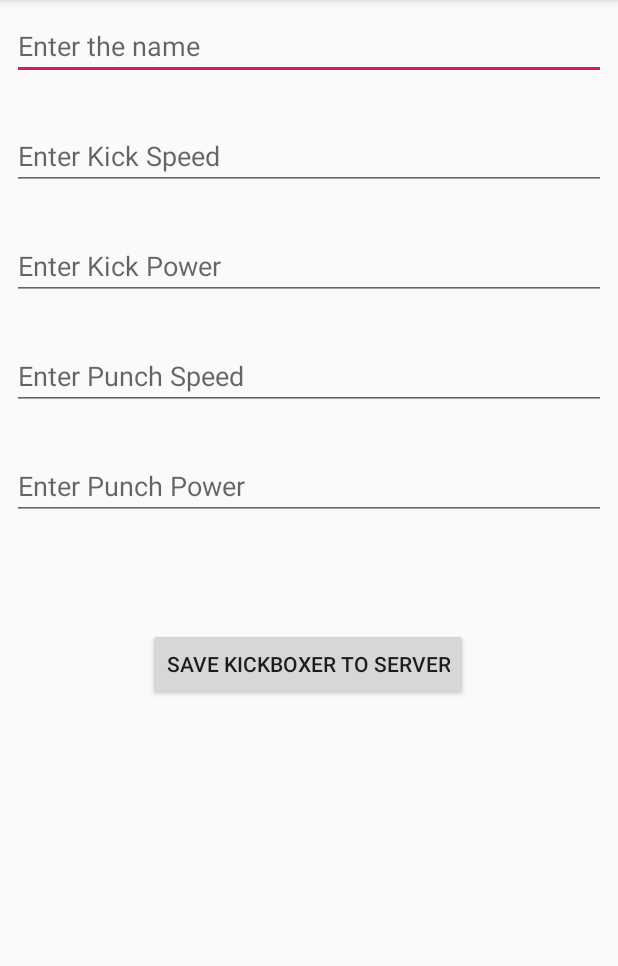
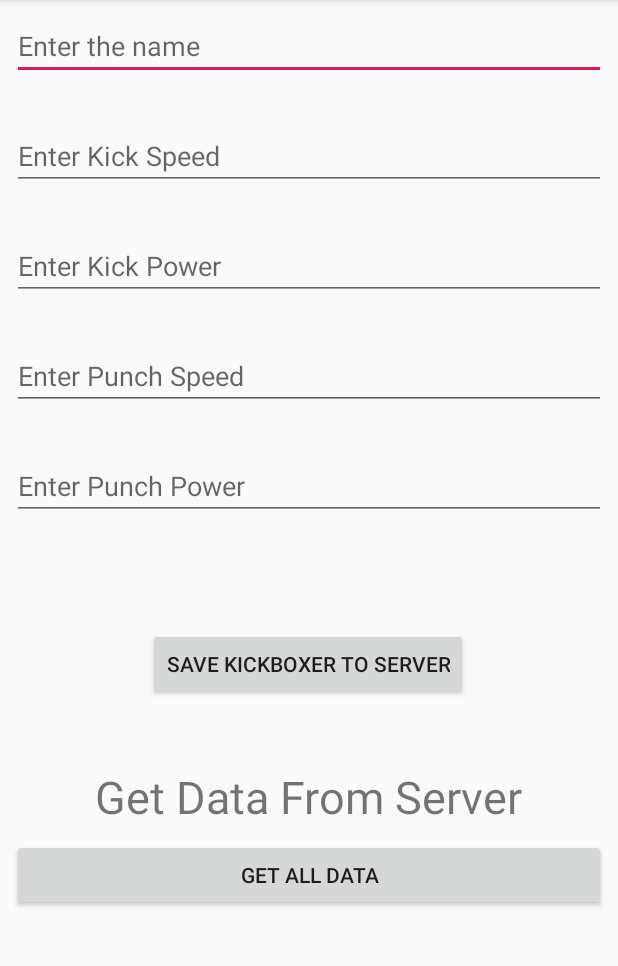
Before and after one commit to reyniskhan/InstagramClone, an Android app: the screen it shows after launch (SignUp), on a phone screen of 412 x 824 dp, the part 84-1050 px from its top. Run offline under Robolectric (Android 15) with nearby library versions, the phone set to English and light mode, and no system bars; libraries missing offline, so code that uses them is left out: com.parse; 2 statements that could not run were skipped.

Commit message:
Get Data From Parse Server

```diff
--- a/app/src/main/java/com/example/instagramclone/SignUp.java
+++ b/app/src/main/java/com/example/instagramclone/SignUp.java
@@ -4,19 +4,27 @@ import android.os.Bundle;
 import android.view.View;
 import android.widget.Button;
 import android.widget.EditText;
+import android.widget.TextView;
 import android.widget.Toast;
 
 import androidx.appcompat.app.AppCompatActivity;
 
+import com.parse.FindCallback;
+import com.parse.GetCallback;
 import com.parse.ParseException;
 import com.parse.ParseInstallation;
 import com.parse.ParseObject;
+import com.parse.ParseQuery;
 import com.parse.SaveCallback;
+
+import java.util.List;
 
 public class SignUp extends AppCompatActivity implements View.OnClickListener{
 
-    private Button btnKickBoxer;
+    private Button btnKickBoxer,btnGetAllData;
     private EditText name,punchSpeed,punchPower,kickSpeed,kickPower;
+    private TextView txtGetData;
+    private String allKickBoxers;
 
     @Override
     protected void onCreate(Bundle savedInstanceState) {
@@ -31,7 +39,49 @@ public class SignUp extends AppCompatActivity implements View.OnClickListener{
         punchSpeed = findViewById(R.id.punchSpeed);
         kickPower = findViewById(R.id.kickPower);
         kickSpeed = findViewById(R.id.kickSpeed);
+        txtGetData = findViewById(R.id.txtGetData);
+        btnGetAllData = findViewById(R.id.btnGetAllData);
         btnKickBoxer.setOnClickListener(SignUp.this);
+
+        txtGetData.setOnClickListener(new View.OnClickListener() {
+            @Override
+            public void onClick(View view) {
+                ParseQuery<ParseObject> parseQuery = ParseQuery.getQuery("kickBoxer");
+                parseQuery.getInBackground("8x6Y5IcpTb", new GetCallback<ParseObject>() {
+                    @Override
+                    public void done(ParseObject object, ParseException e) {
+
+                        if (object != null && e == null){
+                            txtGetData.setText(object.get("Name") + "" + "Punch Power"
+                            + object.get("PunchPower"));
+                        }
+
+                    }
+                });
+            }
+        });
+
+        btnGetAllData.setOnClickListener(new View.OnClickListener() {
+            @Override
+            public void onClick(View view) {
+                allKickBoxers = "";
+                ParseQuery<ParseObject> queryall = ParseQuery.getQuery("kickBoxer");
+                queryall.findInBackground(new FindCallback<ParseObject>() {
+                    @Override
+                    public void done(List<ParseObject> objects, ParseException e) {
+                        if (objects.size() > 0 && e == null ){
+                            for (ParseObject parseObject : objects){
+                                allKickBoxers = allKickBoxers + parseObject.get("Name") + "\n";
+                            }
+                            Toast.makeText(SignUp.this,allKickBoxers,Toast.LENGTH_LONG).show();
+
+                        }else{
+                            Toast.makeText(SignUp.this,e.getMessage(),Toast.LENGTH_LONG).show();
+                        }
+                    }
+                });
+            }
+        });
     }
 
     @Override
--- a/app/src/main/res/layout/activity_main.xml
+++ b/app/src/main/res/layout/activity_main.xml
@@ -92,4 +92,29 @@
         app:layout_constraintHorizontal_bias="0.498"
         app:layout_constraintStart_toStartOf="parent"
         app:layout_constraintTop_toBottomOf="@+id/punchPower" />
+
+    <TextView
+        android:id="@+id/txtGetData"
+        android:layout_width="wrap_content"
+        android:layout_height="wrap_content"
+        android:layout_marginStart="8dp"
+        android:layout_marginTop="44dp"
+        android:layout_marginEnd="8dp"
+        android:text="Get Data From Server"
+        android:textSize="30sp"
+        app:layout_constraintEnd_toEndOf="parent"
+        app:layout_constraintStart_toStartOf="parent"
+        app:layout_constraintTop_toBottomOf="@+id/btnKickBoxer" />
+
+    <Button
+        android:id="@+id/btnGetAllData"
+        android:layout_width="0dp"
+        android:layout_height="wrap_content"
+        android:layout_marginStart="8dp"
+        android:layout_marginTop="8dp"
+        android:layout_marginEnd="8dp"
+        android:text="Get All Data"
+        app:layout_constraintEnd_toEndOf="parent"
+        app:layout_constraintStart_toStartOf="parent"
+        app:layout_constraintTop_toBottomOf="@+id/txtGetData" />
 </androidx.constraintlayout.widget.ConstraintLayout>
```
